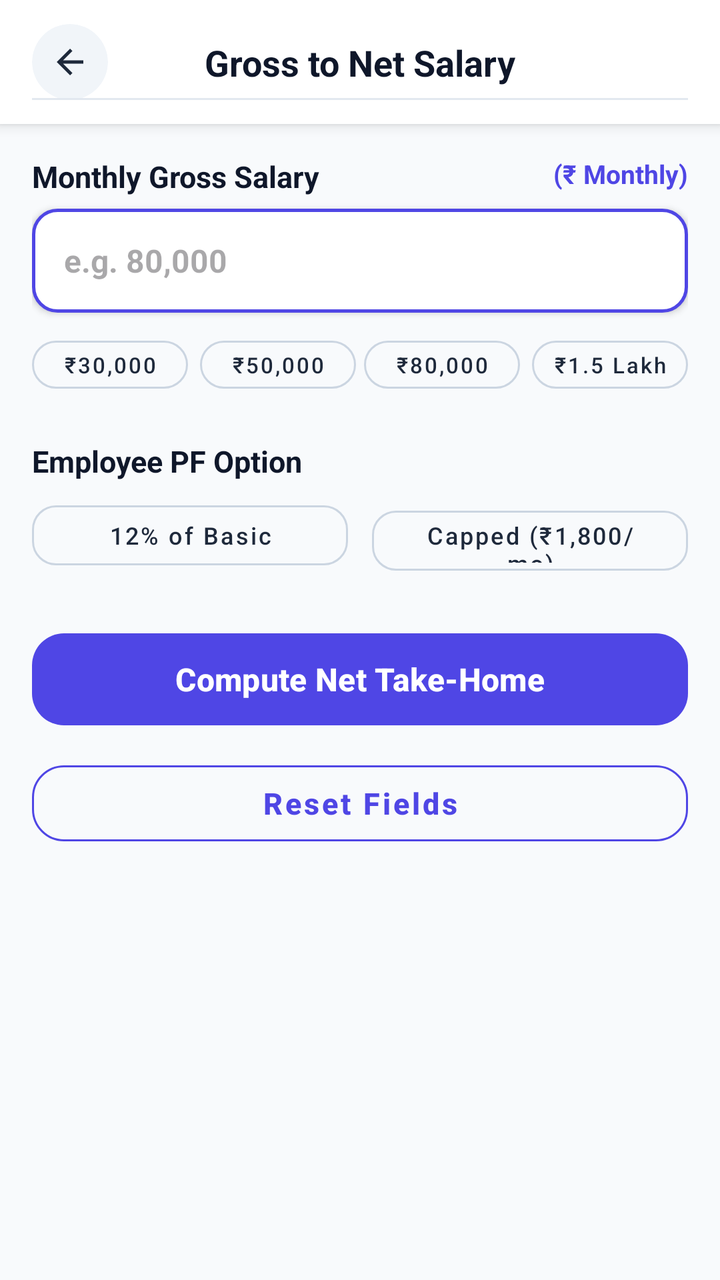
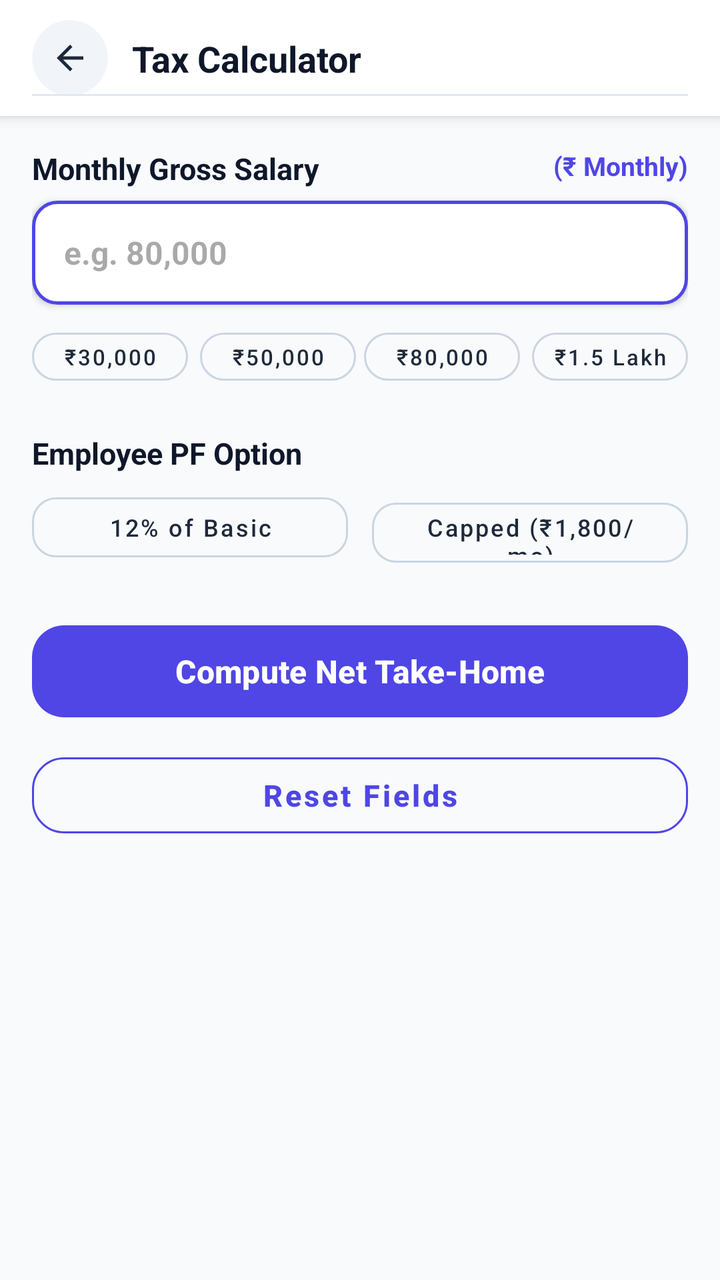

Compare the two renders of this Android layout. The source of the first and the diff that turns it into the second are given below.
<!-- AndroidManifest.xml: application theme Theme.Calculatoremi -->
<!-- res/layout/activity_gross_to_net.xml -->
<?xml version="1.0" encoding="utf-8"?>
<LinearLayout xmlns:android="http://schemas.android.com/apk/res/android"
    xmlns:app="http://schemas.android.com/apk/res-auto"
    android:layout_width="match_parent"
    android:layout_height="match_parent"
    android:background="#F8FAFC"
    android:orientation="vertical">

    <androidx.constraintlayout.widget.ConstraintLayout
        android:id="@+id/calculatorHeader"
        android:layout_width="match_parent"
        android:layout_height="wrap_content"
        android:minHeight="55dp"
        android:background="@android:color/white"
        android:elevation="4dp"
        android:paddingStart="16dp"
        android:paddingTop="12dp"
        android:paddingEnd="16dp"
        android:paddingBottom="12dp">

        <com.google.android.material.card.MaterialCardView
            android:id="@+id/btnBackContainer"
            android:layout_width="38dp"
            android:layout_height="38dp"
            app:cardBackgroundColor="#F1F5F9"
            app:cardCornerRadius="19dp"
            app:cardElevation="0dp"
            app:strokeWidth="0dp"
            app:layout_constraintBottom_toBottomOf="parent"
            app:layout_constraintStart_toStartOf="parent"
            app:layout_constraintTop_toTopOf="parent">

            <ImageView
                android:id="@+id/btnBack"
                android:layout_width="20dp"
                android:layout_height="20dp"
                android:layout_gravity="center"
                android:src="@drawable/ic_arrow_back"
                app:tint="#1E293B" />
        </com.google.android.material.card.MaterialCardView>

        <TextView
            android:id="@+id/txtTitle"
            android:layout_width="wrap_content"
            android:layout_height="wrap_content"
            android:text="Gross to Net Salary"
            android:textColor="#0F172A"
            android:textSize="18sp"
            android:textStyle="bold"
            app:layout_constraintBottom_toBottomOf="parent"
            app:layout_constraintEnd_toEndOf="parent"
            app:layout_constraintStart_toStartOf="parent"
            app:layout_constraintTop_toTopOf="parent" />

        <View
            android:layout_width="match_parent"
            android:layout_height="1dp"
            android:background="#E2E8F0"
            app:layout_constraintBottom_toBottomOf="parent" />

    </androidx.constraintlayout.widget.ConstraintLayout>

    <androidx.core.widget.NestedScrollView
        android:layout_width="match_parent"
        android:layout_height="match_parent"
        android:clipToPadding="false"
        android:paddingBottom="40dp"
        android:fillViewport="true">

        <LinearLayout
            android:layout_width="match_parent"
            android:layout_height="wrap_content"
            android:orientation="vertical"
            android:padding="16dp">

            <RelativeLayout
                android:layout_width="match_parent"
                android:layout_height="wrap_content"
                android:layout_marginBottom="6dp">

                <TextView
                    android:layout_width="wrap_content"
                    android:layout_height="wrap_content"
                    android:layout_alignParentStart="true"
                    android:text="Monthly Gross Salary"
                    android:textColor="#0F172A"
                    android:textSize="15sp"
                    android:textStyle="bold" />

                <TextView
                    android:layout_width="wrap_content"
                    android:layout_height="wrap_content"
                    android:layout_alignParentEnd="true"
                    android:text="(₹ Monthly)"
                    android:textColor="@color/primary"
                    android:textSize="13sp"
                    android:textStyle="bold" />
            </RelativeLayout>

            <EditText
                android:id="@+id/etGrossMonthly"
                android:layout_width="match_parent"
                android:layout_height="52dp"
                android:background="@drawable/numeric_input_border"
                android:elevation="2dp"
                android:hint="e.g. 80,000"
                android:inputType="numberDecimal"
                android:paddingHorizontal="16dp"
                android:textColor="#0F172A"
                android:textSize="16sp"
                android:textStyle="bold" />

            <LinearLayout
                android:layout_width="match_parent"
                android:layout_height="wrap_content"
                android:layout_marginTop="8dp"
                android:layout_marginBottom="20dp"
                android:orientation="horizontal"
                android:weightSum="4">

                <com.google.android.material.button.MaterialButton
                    android:id="@+id/chipGross30k"
                    style="@style/Widget.MaterialComponents.Button.OutlinedButton"
                    android:layout_width="0dp"
                    android:layout_height="36dp"
                    android:layout_weight="1"
                    android:layout_marginEnd="4dp"
                    android:padding="0dp"
                    android:text="₹30,000"
                    android:textAllCaps="false"
                    android:textColor="#1E293B"
                    android:textSize="11sp"
                    app:strokeColor="#CBD5E1"
                    app:cornerRadius="18dp" />

                <com.google.android.material.button.MaterialButton
                    android:id="@+id/chipGross50k"
                    style="@style/Widget.MaterialComponents.Button.OutlinedButton"
                    android:layout_width="0dp"
                    android:layout_height="36dp"
                    android:layout_weight="1"
                    android:layout_marginHorizontal="2dp"
                    android:padding="0dp"
                    android:text="₹50,000"
                    android:textAllCaps="false"
                    android:textColor="#1E293B"
                    android:textSize="11sp"
                    app:strokeColor="#CBD5E1"
                    app:cornerRadius="18dp" />

                <com.google.android.material.button.MaterialButton
                    android:id="@+id/chipGross80k"
                    style="@style/Widget.MaterialComponents.Button.OutlinedButton"
                    android:layout_width="0dp"
                    android:layout_height="36dp"
                    android:layout_weight="1"
                    android:layout_marginHorizontal="2dp"
                    android:padding="0dp"
                    android:text="₹80,000"
                    android:textAllCaps="false"
                    android:textColor="#1E293B"
                    android:textSize="11sp"
                    app:strokeColor="#CBD5E1"
                    app:cornerRadius="18dp" />

                <com.google.android.material.button.MaterialButton
                    android:id="@+id/chipGross1_5L"
                    style="@style/Widget.MaterialComponents.Button.OutlinedButton"
                    android:layout_width="0dp"
                    android:layout_height="36dp"
                    android:layout_weight="1"
                    android:layout_marginStart="4dp"
                    android:padding="0dp"
                    android:text="₹1.5 Lakh"
                    android:textAllCaps="false"
                    android:textColor="#1E293B"
                    android:textSize="11sp"
                    app:strokeColor="#CBD5E1"
                    app:cornerRadius="18dp" />

            </LinearLayout>

            <TextView
                android:layout_width="wrap_content"
                android:layout_height="wrap_content"
                android:layout_marginBottom="6dp"
                android:text="Employee PF Option"
                android:textColor="#0F172A"
                android:textSize="15sp"
                android:textStyle="bold" />

            <LinearLayout
                android:layout_width="match_parent"
                android:layout_height="wrap_content"
                android:layout_marginBottom="24dp"
                android:orientation="horizontal"
                android:weightSum="2">

                <com.google.android.material.button.MaterialButton
                    android:id="@+id/chipPfFull"
                    style="@style/Widget.MaterialComponents.Button.OutlinedButton"
                    android:layout_width="0dp"
                    android:layout_height="42dp"
                    android:layout_weight="1"
                    android:layout_marginEnd="6dp"
                    android:text="12% of Basic"
                    android:textAllCaps="false"
                    android:textColor="#1E293B"
                    android:textSize="12sp"
                    app:cornerRadius="12dp"
                    app:strokeColor="#CBD5E1" />

                <com.google.android.material.button.MaterialButton
                    android:id="@+id/chipPfCapped"
                    style="@style/Widget.MaterialComponents.Button.OutlinedButton"
                    android:layout_width="0dp"
                    android:layout_height="42dp"
                    android:layout_weight="1"
                    android:layout_marginStart="6dp"
                    android:text="Capped (₹1,800/mo)"
                    android:textAllCaps="false"
                    android:textColor="#1E293B"
                    android:textSize="12sp"
                    app:cornerRadius="12dp"
                    app:strokeColor="#CBD5E1" />

            </LinearLayout>

            <com.google.android.material.button.MaterialButton
                android:id="@+id/btnCalculate"
                android:layout_width="match_parent"
                android:layout_height="54dp"
                android:text="Compute Net Take-Home"
                android:textAllCaps="false"
                android:textColor="@android:color/white"
                android:textSize="16sp"
                android:textStyle="bold"
                app:backgroundTint="@color/primary"
                app:cornerRadius="16dp" />

            <com.google.android.material.button.MaterialButton
                android:id="@+id/btnReset"
                style="@style/Widget.MaterialComponents.Button.OutlinedButton"
                android:layout_width="match_parent"
                android:layout_height="50dp"
                android:layout_marginTop="10dp"
                android:text="Reset Fields"
                android:textAllCaps="false"
                android:textColor="@color/primary"
                android:textSize="15sp"
                android:textStyle="bold"
                app:cornerRadius="16dp"
                app:strokeColor="@color/primary" />

        </LinearLayout>

    </androidx.core.widget.NestedScrollView>

</LinearLayout>
<!-- resources referenced by this layout -->
<resources>
  <color name="primary">#4F46E5</color>
  <!-- drawable ic_arrow_back (drawable) -->
  <vector xmlns:android="http://schemas.android.com/apk/res/android"
      android:width="24dp"
      android:height="24dp"
      android:viewportWidth="960"
      android:viewportHeight="960">
    <path
        android:pathData="m313,520 l224,224 -57,56 -320,-320 320,-320 57,56 -224,224h487v80L313,520Z"
        android:fillColor="#e3e3e3"/>
  </vector>
  <!-- drawable numeric_input_border (drawable) -->
  <?xml version="1.0" encoding="utf-8"?>
  <shape xmlns:android="http://schemas.android.com/apk/res/android"
      android:shape="rectangle">
  
      <solid android:color="@color/white"/>
  
      <stroke
          android:width="1.5dp"
          android:color="#4F46E5"/>
  
      <corners android:radius="12dp"/>
  </shape>
  <style name="Theme.Calculatoremi" parent="Base.Theme.Calculatoremi" />
  <color name="white">#FFFFFFFF</color>
  <style name="Base.Theme.Calculatoremi" parent="Theme.Material3.DayNight.NoActionBar">
          <item name="android:statusBarColor">@android:color/transparent</item>
          <item name="android:navigationBarColor">@android:color/transparent</item>
          <item name="android:windowLightStatusBar">false</item>
          <item name="android:windowLightNavigationBar">true</item>
          <item name="colorPrimary">@color/primary</item>
          <item name="colorOnPrimary">#FFFFFF</item>
          <item name="colorSecondary">@color/gradient_accent</item>
          <item name="colorOnSecondary">#FFFFFF</item>
      </style>
  <color name="gradient_accent">#818CF8</color>
</resources>

<!-- the commit's change to res/layout/activity_gross_to_net.xml (unified diff, before → after) -->
@@ -6,59 +6,8 @@
     android:background="#F8FAFC"
     android:orientation="vertical">
 
-    <androidx.constraintlayout.widget.ConstraintLayout
-        android:id="@+id/calculatorHeader"
-        android:layout_width="match_parent"
-        android:layout_height="wrap_content"
-        android:minHeight="55dp"
-        android:background="@android:color/white"
-        android:elevation="4dp"
-        android:paddingStart="16dp"
-        android:paddingTop="12dp"
-        android:paddingEnd="16dp"
-        android:paddingBottom="12dp">
-
-        <com.google.android.material.card.MaterialCardView
-            android:id="@+id/btnBackContainer"
-            android:layout_width="38dp"
-            android:layout_height="38dp"
-            app:cardBackgroundColor="#F1F5F9"
-            app:cardCornerRadius="19dp"
-            app:cardElevation="0dp"
-            app:strokeWidth="0dp"
-            app:layout_constraintBottom_toBottomOf="parent"
-            app:layout_constraintStart_toStartOf="parent"
-            app:layout_constraintTop_toTopOf="parent">
-
-            <ImageView
-                android:id="@+id/btnBack"
-                android:layout_width="20dp"
-                android:layout_height="20dp"
-                android:layout_gravity="center"
-                android:src="@drawable/ic_arrow_back"
-                app:tint="#1E293B" />
-        </com.google.android.material.card.MaterialCardView>
-
-        <TextView
-            android:id="@+id/txtTitle"
-            android:layout_width="wrap_content"
-            android:layout_height="wrap_content"
-            android:text="Gross to Net Salary"
-            android:textColor="#0F172A"
-            android:textSize="18sp"
-            android:textStyle="bold"
-            app:layout_constraintBottom_toBottomOf="parent"
-            app:layout_constraintEnd_toEndOf="parent"
-            app:layout_constraintStart_toStartOf="parent"
-            app:layout_constraintTop_toTopOf="parent" />
-
-        <View
-            android:layout_width="match_parent"
-            android:layout_height="1dp"
-            android:background="#E2E8F0"
-            app:layout_constraintBottom_toBottomOf="parent" />
-
-    </androidx.constraintlayout.widget.ConstraintLayout>
+    
+    <include layout="@layout/layout_calculator_header" />
 
     <androidx.core.widget.NestedScrollView
         android:layout_width="match_parent"
@@ -257,3 +206,63 @@
     </androidx.core.widget.NestedScrollView>
 
 </LinearLayout>
+<!-- res/layout/layout_calculator_header.xml (included above) -->
+<?xml version="1.0" encoding="utf-8"?>
+<androidx.constraintlayout.widget.ConstraintLayout xmlns:android="http://schemas.android.com/apk/res/android"
+    xmlns:app="http://schemas.android.com/apk/res-auto"
+    android:id="@+id/calculatorHeader"
+    android:layout_width="match_parent"
+    android:layout_height="wrap_content"
+    android:minHeight="56dp"
+    android:background="@android:color/white"
+    android:elevation="4dp"
+    android:paddingStart="16dp"
+    android:paddingEnd="16dp"
+    android:paddingTop="10dp"
+    android:paddingBottom="10dp">
+
+    <com.google.android.material.card.MaterialCardView
+        android:id="@+id/btnBackContainer"
+        android:layout_width="38dp"
+        android:layout_height="38dp"
+        app:cardBackgroundColor="#F1F5F9"
+        app:cardCornerRadius="19dp"
+        app:cardElevation="0dp"
+        app:strokeWidth="0dp"
+        app:layout_constraintBottom_toBottomOf="parent"
+        app:layout_constraintStart_toStartOf="parent"
+        app:layout_constraintTop_toTopOf="parent">
+
+        <ImageView
+            android:id="@+id/btnBack"
+            android:layout_width="20dp"
+            android:layout_height="20dp"
+            android:layout_gravity="center"
+            android:src="@drawable/ic_arrow_back"
+            app:tint="#1E293B" />
+    </com.google.android.material.card.MaterialCardView>
+
+    <TextView
+        android:id="@+id/txtTitle"
+        android:layout_width="0dp"
+        android:layout_height="wrap_content"
+        android:layout_marginStart="12dp"
+        android:layout_marginEnd="12dp"
+        android:text="Tax Calculator"
+        android:textColor="#0F172A"
+        android:textSize="18sp"
+        android:textStyle="bold"
+        android:maxLines="1"
+        android:ellipsize="end"
+        app:layout_constraintBottom_toBottomOf="parent"
+        app:layout_constraintEnd_toEndOf="parent"
+        app:layout_constraintStart_toEndOf="@id/btnBackContainer"
+        app:layout_constraintTop_toTopOf="parent" />
+
+    <View
+        android:layout_width="match_parent"
+        android:layout_height="1dp"
+        android:background="#E2E8F0"
+        app:layout_constraintBottom_toBottomOf="parent" />
+
+</androidx.constraintlayout.widget.ConstraintLayout>
<!-- resource entries referenced after the edit -->
@@ -29,7 +29,7 @@
   <style name="Base.Theme.Calculatoremi" parent="Theme.Material3.DayNight.NoActionBar">
           <item name="android:statusBarColor">@android:color/transparent</item>
           <item name="android:navigationBarColor">@android:color/transparent</item>
-          <item name="android:windowLightStatusBar">false</item>
+          <item name="android:windowLightStatusBar">true</item>
           <item name="android:windowLightNavigationBar">true</item>
           <item name="colorPrimary">@color/primary</item>
           <item name="colorOnPrimary">#FFFFFF</item>
